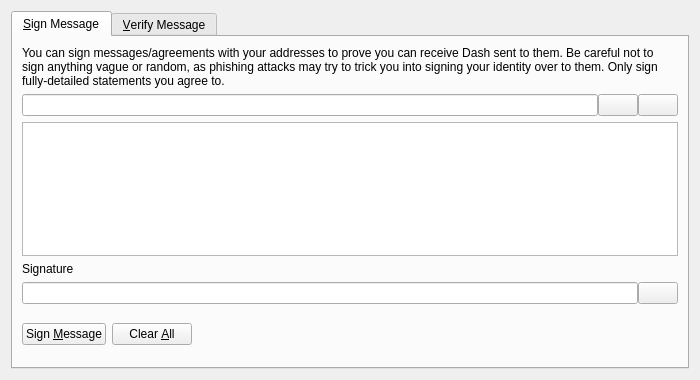
Old version of the form src/qt/forms/signverifymessagedialog.ui in the repository jesusleon1995/dashdiff.
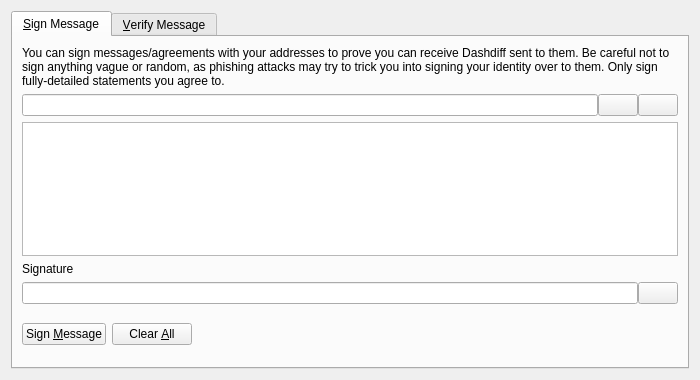
New version of the form. Custom widgets are drawn as their Qt base class.

```diff
--- a/src/qt/forms/signverifymessagedialog.ui
+++ b/src/qt/forms/signverifymessagedialog.ui
@@ -30,7 +30,7 @@
        <item>
         <widget class="QLabel" name="infoLabel_SM">
          <property name="text">
-          <string>You can sign messages/agreements with your addresses to prove you can receive Dash sent to them. Be careful not to sign anything vague or random, as phishing attacks may try to trick you into signing your identity over to them. Only sign fully-detailed statements you agree to.</string>
+          <string>You can sign messages/agreements with your addresses to prove you can receive Dashdiff sent to them. Be careful not to sign anything vague or random, as phishing attacks may try to trick you into signing your identity over to them. Only sign fully-detailed statements you agree to.</string>
          </property>
          <property name="textFormat">
           <enum>Qt::PlainText</enum>
```
Left out of the diff: 10 changed lines with no effect on the pictures.
